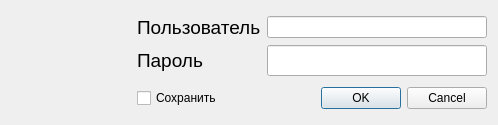
Qt form bar/QLoginDialog.ui (SergMaruda/bar) before a commit.
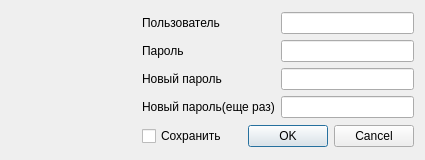
The same form after that commit. Icons and pictures are not drawn.

Commit message: foreign key is on now  for database all dependent tables will be cleared in case parent table items were deleted added possibility to change password add possibility to exit from system add possibility to remove transactions

The edit to the form file:
```diff
--- a/bar/QLoginDialog.ui
+++ b/bar/QLoginDialog.ui
@@ -6,35 +6,55 @@
    <rect>
     <x>0</x>
     <y>0</y>
-    <width>498</width>
-    <height>125</height>
+    <width>425</width>
+    <height>160</height>
    </rect>
   </property>
+  <property name="sizePolicy">
+   <sizepolicy hsizetype="Preferred" vsizetype="Preferred">
+    <horstretch>0</horstretch>
+    <verstretch>0</verstretch>
+   </sizepolicy>
+  </property>
   <property name="maximumSize">
    <size>
     <width>515</width>
-    <height>16777215</height>
+    <height>400</height>
    </size>
   </property>
   <property name="windowTitle">
    <string>Авторизация</string>
   </property>
-  <property name="styleSheet">
-   <string notr="true">font: 14pt &quot;MS Shell Dlg 2&quot;;</string>
-  </property>
   <layout class="QHBoxLayout" name="horizontalLayout_2">
    <item>
-    <widget class="QWidget" name="widget" native="true">
-     <property name="minimumSize">
-      <size>
-       <width>120</width>
-       <height>0</height>
-      </size>
-     </property>
-     <property name="styleSheet">
-      <string notr="true">background-image: url(:/bar/Resources/user.png);</string>
-     </property>
-    </widget>
+    <layout class="QVBoxLayout" name="verticalLayout">
+     <item>
+      <widget class="QWidget" name="widget" native="true">
+       <property name="minimumSize">
+        <size>
+         <width>125</width>
+         <height>125</height>
+        </size>
+       </property>
+       <property name="styleSheet">
+        <string notr="true">background-image: url(:/bar/Resources/user.png);</string>
+       </property>
+      </widget>
+     </item>
+     <item>
+      <spacer name="verticalSpacer">
+       <property name="orientation">
+        <enum>Qt::Vertical</enum>
+       </property>
+       <property name="sizeHint" stdset="0">
+        <size>
+         <width>20</width>
+         <height>40</height>
+        </size>
+       </property>
+      </spacer>
+     </item>
+    </layout>
    </item>
    <item>
     <layout class="QVBoxLayout" name="verticalLayout_2">
@@ -54,15 +74,6 @@
            <height>13</height>
           </size>
          </property>
-         <property name="font">
-          <font>
-           <family>MS Shell Dlg 2</family>
-           <pointsize>14</pointsize>
-           <weight>50</weight>
-           <italic>false</italic>
-           <bold>false</bold>
-          </font>
-         </property>
          <property name="text">
           <string>Пользователь</string>
          </property>
@@ -70,15 +81,6 @@
        </item>
        <item row="1" column="1">
         <widget class="QLineEdit" name="lineEditPassword">
-         <property name="font">
-          <font>
-           <family>MS Shell Dlg 2</family>
-           <pointsize>14</pointsize>
-           <weight>50</weight>
-           <italic>false</italic>
-           <bold>false</bold>
-          </font>
-         </property>
          <property name="clearButtonEnabled">
           <bool>true</bool>
          </property>
@@ -86,15 +88,6 @@
        </item>
        <item row="1" column="0">
         <widget class="QLabel" name="label_2">
-         <property name="font">
-          <font>
-           <family>MS Shell Dlg 2</family>
-           <pointsize>14</pointsize>
-           <weight>50</weight>
-           <italic>false</italic>
-           <bold>false</bold>
-          </font>
-         </property>
          <property name="text">
           <string>Пароль</string>
          </property>
@@ -103,6 +96,34 @@
        <item row="0" column="1">
         <widget class="QLineEdit" name="lineEditUser"/>
        </item>
+       <item row="2" column="0">
+        <widget class="QLabel" name="label_3">
+         <property name="text">
+          <string>Новый пароль</string>
+         </property>
+        </widget>
+       </item>
+       <item row="2" column="1">
+        <widget class="QLineEdit" name="lineEditNewPassword">
+         <property name="echoMode">
+          <enum>QLineEdit::Password</enum>
+         </property>
+        </widget>
+       </item>
+       <item row="3" column="1">
+        <widget class="QLineEdit" name="lineEditNewPasswordCopy">
+         <property name="echoMode">
+          <enum>QLineEdit::Password</enum>
+         </property>
+        </widget>
+       </item>
+       <item row="3" column="0">
+        <widget class="QLabel" name="label_4">
+         <property name="text">
+          <string>Новый пароль(еще раз)</string>
+         </property>
+        </widget>
+       </item>
       </layout>
      </item>
      <item>
```
The commit also changes 9 other files.
